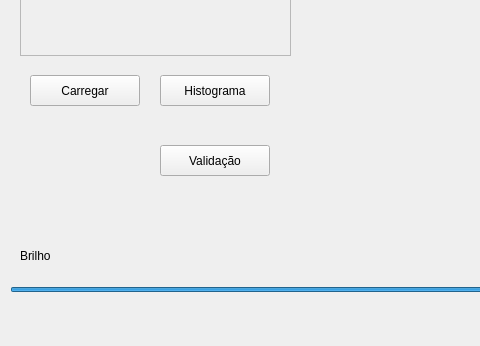
This is mainwindow.ui in chr0m1ng/imageEqualizator as Qt 5 draws it before an edit; both pictures show x 0 to 480 and y 182 to 528 of the 1103 by 528 pixel window. The edited form follows.
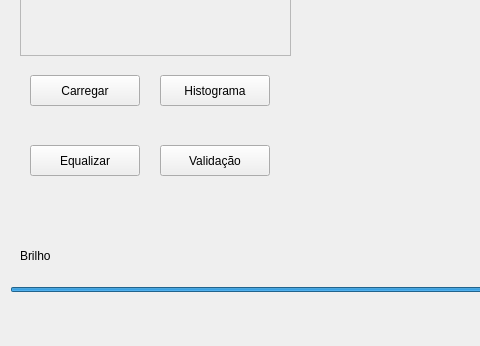
This is the edited form. Custom widgets are drawn as their Qt base class.

Commit message: A little equalization, but doenst works fine, its dumb......

Diff of the .ui file:
```diff
--- a/mainwindow.ui
+++ b/mainwindow.ui
@@ -130,6 +130,19 @@
      <string>Histograma</string>
     </property>
    </widget>
+   <widget class="QPushButton" name="btEqualizar">
+    <property name="geometry">
+     <rect>
+      <x>30</x>
+      <y>310</y>
+      <width>110</width>
+      <height>31</height>
+     </rect>
+    </property>
+    <property name="text">
+     <string>Equalizar</string>
+    </property>
+   </widget>
   </widget>
   <widget class="QMenuBar" name="menuBar">
    <property name="geometry">
```
The commit also changes 2 other files.
